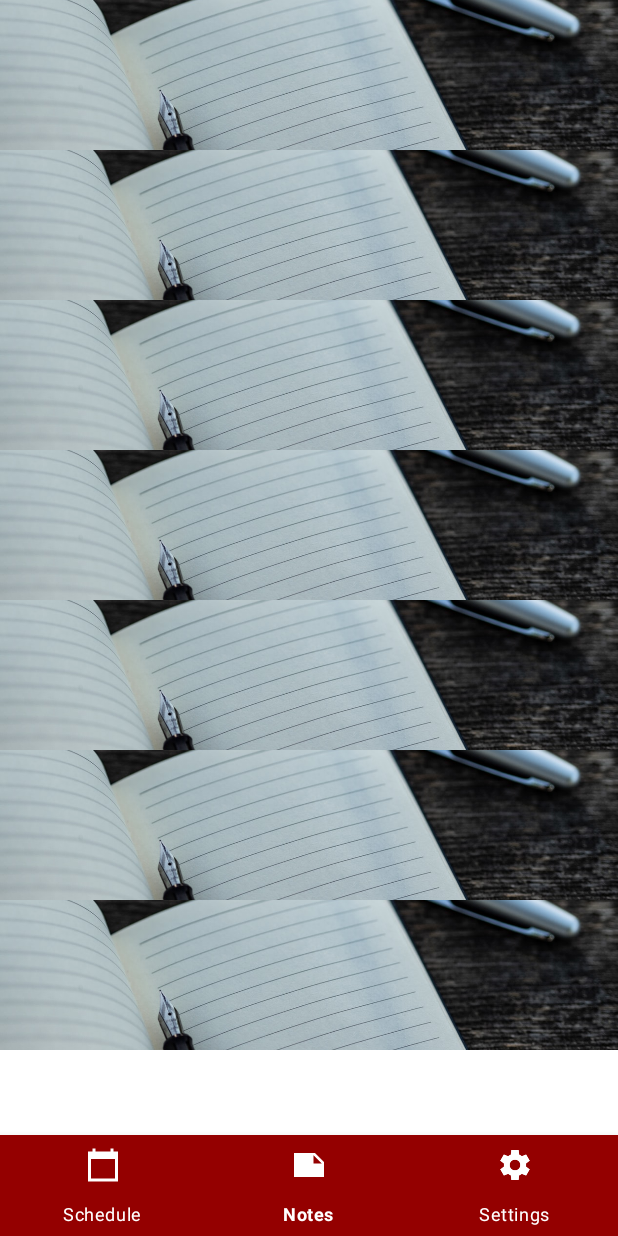
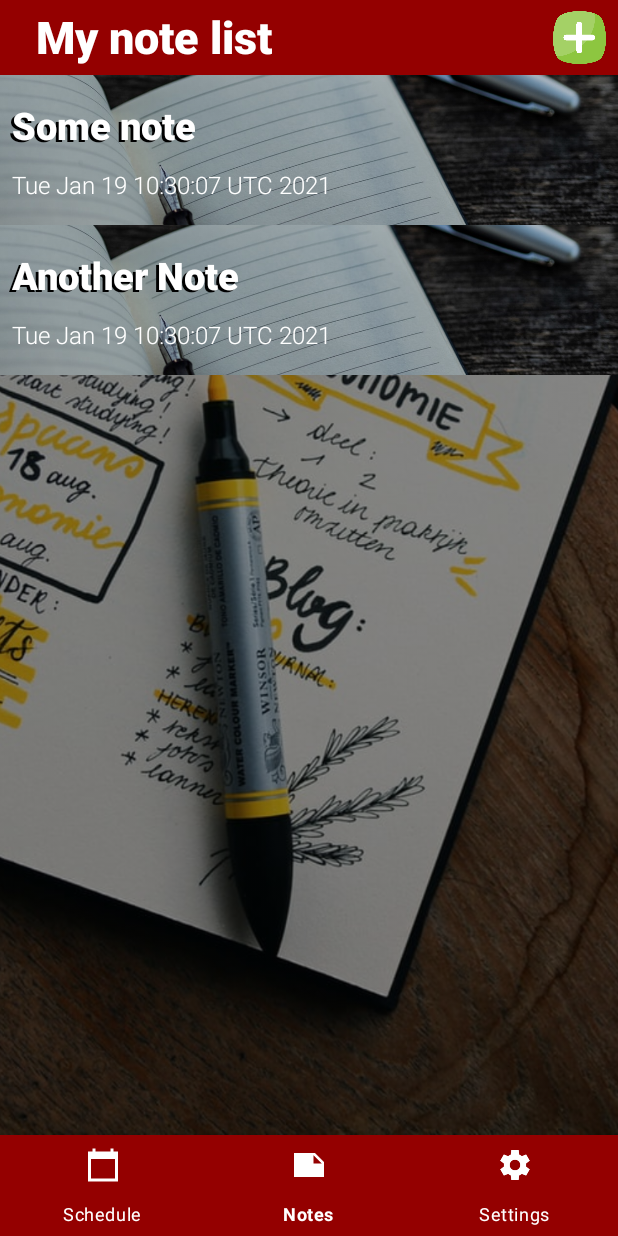
Before and after one commit to prooheckcp/Hackathon, an Android app: the screen it shows after launch (HomePage), item 2 of the bottom bar chosen, on a phone screen of 412 x 824 dp. Run offline under Robolectric (Android 15) with nearby library versions, the phone set to English and light mode, and no system bars.

Commit message:
Ended notes recycler view

```diff
--- a/app/src/main/java/com/example/hackathon/Activities/HomePage.kt
+++ b/app/src/main/java/com/example/hackathon/Activities/HomePage.kt
@@ -1,19 +1,47 @@
 package com.example.hackathon.Activities
 
+import android.graphics.Color
 import androidx.appcompat.app.AppCompatActivity
 import android.os.Bundle
+import android.widget.EditText
 import androidx.fragment.app.Fragment
 import com.example.hackathon.Fragments.HomeScreen
 import com.example.hackathon.Fragments.Notes
 import com.example.hackathon.Fragments.Settings
+import com.example.hackathon.Fragments.dummy.DummyContent
 import com.example.hackathon.R
 import com.google.android.material.bottomnavigation.BottomNavigationView
+import com.google.android.material.dialog.MaterialAlertDialogBuilder
 import kotlinx.android.synthetic.main.activity_home_page.*
 
 class HomePage : AppCompatActivity() {
+
+    lateinit var newNoteBox : MaterialAlertDialogBuilder
+
     override fun onCreate(savedInstanceState: Bundle?) {
         super.onCreate(savedInstanceState)
         setContentView(R.layout.activity_home_page)
+
+        val input = EditText(this)
+        input.hint = "Insert note name"
+        input.setTextColor(Color.BLACK);
+        input.textSize = 16f
+
+        //Create the dialog box for the note||
+            newNoteBox = MaterialAlertDialogBuilder(this)
+            newNoteBox.setTitle("New note")
+            newNoteBox.setView(input)
+            newNoteBox.setMessage("Do you wish to create a new node?")
+            newNoteBox.setPositiveButton("Create"){dialog, which ->
+                if(input.text.isNotEmpty()){
+                    DummyContent.ITEMS.add(DummyContent.NoteItem(DummyContent.ITEMS.count() + 1,input.text.toString(), null))
+                }else{
+                    notification("Note name cannot be empty")
+                }
+            }
+            newNoteBox.setNegativeButton("Cancel"){_,_->}
+        //__________________________________||
+
 
         //Start in this notes
         fragmentManager(HomeScreen())
@@ -67,6 +95,16 @@ class HomePage : AppCompatActivity() {
         }
     }
 
+    fun createNewNote(){
+        newNoteBox.show()
+    }
 
+    //Handle box notifications
+    fun notification(message : String){
+        MaterialAlertDialogBuilder(this)
+            .setTitle(message)
+            .setItems(arrayOf("ok")){_,_->}
+            .show()
+    }
 
 }
--- a/app/src/main/java/com/example/hackathon/Adapters/MyItemRecyclerViewAdapter.kt
+++ /dev/null
@@ -1,42 +0,0 @@
-package com.example.hackathon.Adapters
-
-import androidx.recyclerview.widget.RecyclerView
-import android.view.LayoutInflater
-import android.view.View
-import android.view.ViewGroup
-import android.widget.TextView
-import com.example.hackathon.R
-
-import com.example.hackathon.Fragments.dummy.DummyContent.DummyItem
-
-/**
- * [RecyclerView.Adapter] that can display a [DummyItem].
- * TODO: Replace the implementation with code for your data type.
- */
-class MyItemRecyclerViewAdapter(
-    private val values: List<DummyItem>
-) : RecyclerView.Adapter<MyItemRecyclerViewAdapter.ViewHolder>() {
-
-    override fun onCreateViewHolder(parent: ViewGroup, viewType: Int): ViewHolder {
-        val view = LayoutInflater.from(parent.context)
-            .inflate(R.layout.fragment_notes, parent, false)
-        return ViewHolder(view)
-    }
-
-    override fun onBindViewHolder(holder: ViewHolder, position: Int) {
-        val item = values[position]
-        holder.idView.text = item.id
-        holder.contentView.text = item.content
-    }
-
-    override fun getItemCount(): Int = values.size
-
-    inner class ViewHolder(view: View) : RecyclerView.ViewHolder(view) {
-        val idView: TextView = view.findViewById(R.id.item_number)
-        val contentView: TextView = view.findViewById(R.id.content)
-
-        override fun toString(): String {
-            return super.toString() + " '" + contentView.text + "'"
-        }
-    }
-}
--- /dev/null
+++ b/app/src/main/java/com/example/hackathon/Adapters/NotesRecyclerAdapter.kt
@@ -0,0 +1,38 @@
+package com.example.hackathon.Adapters
+
+import androidx.recyclerview.widget.RecyclerView
+import android.view.LayoutInflater
+import android.view.View
+import android.view.ViewGroup
+import android.widget.TextView
+import com.example.hackathon.R
+
+import com.example.hackathon.Fragments.dummy.DummyContent.NoteItem
+
+
+class NotesRecyclerAdapter(private val values: List<NoteItem>) : RecyclerView.Adapter<NotesRecyclerAdapter.ViewHolder>() {
+
+    override fun onCreateViewHolder(parent: ViewGroup, viewType: Int): ViewHolder {
+        val view = LayoutInflater.from(parent.context).inflate(R.layout.fragment_notes, parent, false)
+        return ViewHolder(view)
+    }
+
+    override fun onBindViewHolder(holder: ViewHolder, position: Int) {
+        val item = values[position]
+        holder.nameView.text = item.name
+        holder.nameView2.text = item.name
+        holder.dateView.text = item.currentTime.toString()
+    }
+
+    override fun getItemCount(): Int = values.size
+
+    inner class ViewHolder(view: View) : RecyclerView.ViewHolder(view) {
+        val nameView: TextView = view.findViewById(R.id.item_name)
+        val nameView2: TextView = view.findViewById(R.id.item_name2)
+        val dateView: TextView = view.findViewById(R.id.item_date)
+
+        override fun toString(): String {
+            return super.toString() + " '" + dateView.text + "'"
+        }
+    }
+}
--- a/app/src/main/java/com/example/hackathon/Fragments/Notes.kt
+++ b/app/src/main/java/com/example/hackathon/Fragments/Notes.kt
@@ -1,63 +1,51 @@
 package com.example.hackathon.Fragments
 
 import android.os.Bundle
-import androidx.fragment.app.Fragment
-import androidx.recyclerview.widget.GridLayoutManager
-import androidx.recyclerview.widget.LinearLayoutManager
-import androidx.recyclerview.widget.RecyclerView
 import android.view.LayoutInflater
 import android.view.View
 import android.view.ViewGroup
-import com.example.hackathon.Adapters.MyItemRecyclerViewAdapter
+import androidx.fragment.app.Fragment
+import androidx.recyclerview.widget.LinearLayoutManager
+import com.example.hackathon.Activities.HomePage
+import com.example.hackathon.Adapters.NotesRecyclerAdapter
+import com.example.hackathon.Fragments.dummy.DummyContent
 import com.example.hackathon.R
-import com.example.hackathon.Fragments.dummy.DummyContent
+import kotlinx.android.synthetic.main.fragment_notes_list.*
 
 /**
  * A fragment representing a list of Items.
  */
-class Notes : Fragment() {
+class Notes: Fragment(R.layout.fragment_home_screen) {
 
-    private var columnCount = 1
-
-    override fun onCreate(savedInstanceState: Bundle?) {
-        super.onCreate(savedInstanceState)
-
-        arguments?.let {
-            columnCount = it.getInt(ARG_COLUMN_COUNT)
-        }
-    }
+    lateinit var adapter: NotesRecyclerAdapter
 
     override fun onCreateView(
         inflater: LayoutInflater, container: ViewGroup?,
         savedInstanceState: Bundle?
-    ): View? {
-        val view = inflater.inflate(R.layout.fragment_notes_list, container, false)
-
-        // Set the adapter
-        if (view is RecyclerView) {
-            with(view) {
-                layoutManager = when {
-                    columnCount <= 1 -> LinearLayoutManager(context)
-                    else -> GridLayoutManager(context, columnCount)
-                }
-                adapter = MyItemRecyclerViewAdapter(DummyContent.ITEMS)
-            }
-        }
-        return view
+    ): View?
+    {
+        // Inflate the layout for this fragment
+        return inflater.inflate(R.layout.fragment_notes_list, container, false)
     }
 
-    companion object {
+    override fun onViewCreated(view: View, savedInstanceState: Bundle?) {
+        super.onViewCreated(view, savedInstanceState)
 
-        // TODO: Customize parameter argument names
-        const val ARG_COLUMN_COUNT = "column-count"
+        //Inflate on the adapter||
 
-        // TODO: Customize parameter initialization
-        @JvmStatic
-        fun newInstance(columnCount: Int) =
-            Notes().apply {
-                arguments = Bundle().apply {
-                    putInt(ARG_COLUMN_COUNT, columnCount)
-                }
-            }
+            adapter = NotesRecyclerAdapter(DummyContent.ITEMS)
+            notesList.adapter = adapter
+            val layoutManager = LinearLayoutManager(HomePage())
+            notesList.layoutManager = layoutManager
+        //______________________||
+
+        //Someone clicked on the create a new button
+        noteCreateButton.setOnClickListener {
+            (activity as HomePage).createNewNote()
+        }
+
     }
+
+
+
 }
--- a/app/src/main/java/com/example/hackathon/Fragments/dummy/DummyContent.kt
+++ b/app/src/main/java/com/example/hackathon/Fragments/dummy/DummyContent.kt
@@ -1,35 +1,19 @@
 package com.example.hackathon.Fragments.dummy
 
-import java.util.ArrayList
-import java.util.HashMap
+import android.graphics.Bitmap
+import java.util.*
 
-/**
- * Helper class for providing sample content for user interfaces created by
- * Android template wizards.
- *
- * TODO: Replace all uses of this class before publishing your app.
- */
 object DummyContent {
 
-    /**
-     * An array of sample (dummy) items.
-     */
-    val ITEMS: MutableList<DummyItem> = arrayListOf(
-        DummyItem("a", "uwu", "yes"),
-        DummyItem("b", "owo", "no"),
-        DummyItem("c", "zfz", "yes"),
-        DummyItem("d", "pop", "no"),
-        DummyItem("e", "juj", "yes"),
-        DummyItem("e", "juj", "yes"),
-        DummyItem("e", "juj", "yes")
+    //Class that holds the information for each note
+    data class NoteItem(var id : Int,var name: String, var hashMap: Bitmap?){
+        var currentTime: Date = Calendar.getInstance().time
+    }
+    val ITEMS: MutableList<NoteItem> = arrayListOf(
+        NoteItem(1,"Some note", null),
+        NoteItem(2,"Another Note", null)
     )
 
 
 
-    /**
-     * A dummy item representing a piece of content.
-     */
-    data class DummyItem(val id: String, val content: String, val details: String) {
-        override fun toString(): String = content
-    }
 }
--- a/app/src/main/res/layout/fragment_home_screen.xml
+++ b/app/src/main/res/layout/fragment_home_screen.xml
@@ -7,7 +7,7 @@
     android:background="@color/white">
 
     <TextView
-        android:id="@+id/textView2"
+        android:id="@+id/windowTitle"
         android:layout_width="wrap_content"
         android:layout_height="wrap_content"
         android:text="HomeScreen"
--- a/app/src/main/res/layout/fragment_notes.xml
+++ b/app/src/main/res/layout/fragment_notes.xml
@@ -1,5 +1,5 @@
 <?xml version="1.0" encoding="utf-8"?>
-<LinearLayout xmlns:android="http://schemas.android.com/apk/res/android"
+<androidx.constraintlayout.widget.ConstraintLayout xmlns:android="http://schemas.android.com/apk/res/android"
     xmlns:app="http://schemas.android.com/apk/res-auto"
     xmlns:tools="http://schemas.android.com/tools"
     android:layout_width="match_parent"
@@ -7,27 +7,68 @@
     android:orientation="horizontal">
 
     <ImageView
+        android:id="@+id/Notebackground"
         android:layout_width="match_parent"
+
         android:layout_height="match_parent"
-
         android:scaleType="centerCrop"
+        android:tint="#33000000"
         app:srcCompat="@drawable/notebook"
-        tools:ignore="VectorDrawableCompat"
-        />
+        tools:ignore="VectorDrawableCompat" />
 
     <TextView
-        android:id="@+id/item_number"
+        android:id="@+id/item_name2"
         android:layout_width="wrap_content"
         android:layout_height="wrap_content"
-        android:text="text"
-        android:textAppearance="?attr/textAppearanceListItem" />
+        android:layout_marginStart="6dp"
+        android:layout_marginLeft="6dp"
+        android:layout_marginTop="17dp"
+        android:fontFamily="sans-serif-black"
+        android:text="This is some note"
+        android:textAppearance="?attr/textAppearanceListItem"
+        android:textColor="#000000"
+        android:textColorHighlight="#000000"
+        android:textSize="25dp"
+        app:layout_constraintEnd_toEndOf="parent"
+        app:layout_constraintHorizontal_bias="0.0"
+        app:layout_constraintStart_toStartOf="parent"
+        app:layout_constraintTop_toTopOf="parent" />
 
     <TextView
-        android:id="@+id/content"
-        android:layout_width="147dp"
+        android:id="@+id/item_name"
+        android:layout_width="wrap_content"
         android:layout_height="wrap_content"
-        android:text="text"
-        android:textAppearance="?attr/textAppearanceListItem" />
+        android:layout_marginStart="8dp"
+        android:layout_marginLeft="8dp"
+        android:layout_marginTop="16dp"
+        android:fontFamily="sans-serif-black"
+        android:text="This is some note"
+        android:textAppearance="?attr/textAppearanceListItem"
+        android:textColor="#FFFFFF"
+        android:textColorHighlight="#000000"
+        android:textSize="25dp"
+        app:layout_constraintEnd_toEndOf="parent"
+        app:layout_constraintHorizontal_bias="0.0"
+        app:layout_constraintStart_toStartOf="parent"
+        app:layout_constraintTop_toTopOf="parent" />
 
 
-</LinearLayout>
+    <TextView
+        android:id="@+id/item_date"
+        android:layout_width="300dp"
+        android:layout_height="wrap_content"
+        android:layout_marginStart="8dp"
+        android:layout_marginLeft="8dp"
+        android:fontFamily="sans-serif-light"
+        android:text="text"
+        android:textAppearance="?attr/textAppearanceListItem"
+        android:textColor="#FFFFFF"
+        app:layout_constraintBottom_toBottomOf="parent"
+        app:layout_constraintEnd_toEndOf="parent"
+        app:layout_constraintHorizontal_bias="0.0"
+        app:layout_constraintStart_toStartOf="parent"
+        app:layout_constraintTop_toTopOf="parent"
+        app:layout_constraintVertical_bias="0.794" />
+
+
+</androidx.constraintlayout.widget.ConstraintLayout>
--- a/app/src/main/res/layout/fragment_notes_list.xml
+++ b/app/src/main/res/layout/fragment_notes_list.xml
@@ -1,15 +1,80 @@
 <?xml version="1.0" encoding="utf-8"?>
-<androidx.recyclerview.widget.RecyclerView xmlns:android="http://schemas.android.com/apk/res/android"
+
+
+<androidx.constraintlayout.widget.ConstraintLayout xmlns:android="http://schemas.android.com/apk/res/android"
     xmlns:app="http://schemas.android.com/apk/res-auto"
     xmlns:tools="http://schemas.android.com/tools"
-    android:id="@+id/list"
-    android:name="com.example.hackathon.Fragments.Notes"
     android:layout_width="match_parent"
     android:layout_height="match_parent"
-    android:layout_marginStart="0dp"
-    android:layout_marginLeft="0dp"
-    android:layout_marginEnd="0dp"
-    android:layout_marginRight="0dp"
-    app:layoutManager="LinearLayoutManager"
-    tools:context=".Fragments.Notes"
-    tools:listitem="@layout/fragment_notes" />
+    android:background="@color/white">
+
+    <!--Background-->
+    <ImageView
+        android:id="@+id/imageView3"
+        android:layout_width="0dp"
+        android:layout_height="0dp"
+        android:scaleType="centerCrop"
+        android:src="@drawable/notebook_marks"
+        android:tint="#66000000"
+        app:layout_constraintBottom_toBottomOf="parent"
+        app:layout_constraintEnd_toEndOf="parent"
+        app:layout_constraintStart_toStartOf="parent"
+        app:layout_constraintTop_toTopOf="parent" />
+
+    <!--Topbar-->
+    <ImageView
+        android:id="@+id/topbarElement"
+        android:layout_width="0dp"
+        android:layout_height="50dp"
+        android:src="@android:drawable/screen_background_light"
+        android:tint="@color/red"
+        app:layout_constraintEnd_toEndOf="parent"
+        app:layout_constraintStart_toStartOf="parent"
+        app:layout_constraintTop_toTopOf="parent" />
+
+    <!--Title-->
+
+
+    <!--Notes viewer-->
+    <TextView
+        android:id="@+id/windowTitle"
+        android:layout_width="0dp"
+        android:layout_height="wrap_content"
+        android:layout_marginStart="24dp"
+        android:layout_marginLeft="24dp"
+        android:layout_marginTop="4dp"
+        android:fontFamily="sans-serif-black"
+        android:gravity="center_vertical"
+        android:text="My note list"
+        android:textColor="#FFFFFF"
+        android:textSize="30dp"
+        app:layout_constraintStart_toStartOf="parent"
+        app:layout_constraintTop_toTopOf="parent" />
+
+    <androidx.recyclerview.widget.RecyclerView
+        android:id="@+id/notesList"
+        android:name="com.example.hackathon.Fragments.Notes"
+        android:layout_width="0dp"
+
+        android:layout_height="0dp"
+        app:layout_constraintBottom_toBottomOf="parent"
+        app:layout_constraintEnd_toEndOf="parent"
+        app:layout_constraintStart_toStartOf="parent"
+        app:layout_constraintTop_toBottomOf="@+id/topbarElement"
+        tools:context=".Fragments.Notes"
+        tools:itemCount="2"
+        tools:listitem="@layout/fragment_notes" />
+
+    <ImageView
+        android:id="@+id/noteCreateButton"
+        android:layout_width="35dp"
+        android:layout_height="35dp"
+        android:layout_marginEnd="8dp"
+        android:layout_marginRight="8dp"
+        android:src="@drawable/plus_box"
+        app:layout_constraintBottom_toBottomOf="@+id/topbarElement"
+        app:layout_constraintEnd_toEndOf="parent"
+        app:layout_constraintTop_toTopOf="parent" />
+
+
+</androidx.constraintlayout.widget.ConstraintLayout>
--- a/app/src/main/res/layout/fragment_settings.xml
+++ b/app/src/main/res/layout/fragment_settings.xml
@@ -7,7 +7,7 @@
     android:background="@color/white">
 
     <TextView
-        android:id="@+id/textView2"
+        android:id="@+id/windowTitle"
         android:layout_width="wrap_content"
         android:layout_height="wrap_content"
         android:text="Settings"
--- a/app/src/main/res/values/themes.xml
+++ b/app/src/main/res/values/themes.xml
@@ -2,8 +2,8 @@
     <!-- Base application theme. -->
     <style name="Theme.Hackathon" parent="Theme.MaterialComponents.DayNight.NoActionBar">
         <!-- Primary brand color. -->
-        <item name="colorPrimary">@color/purple_500</item>
-        <item name="colorPrimaryVariant">@color/purple_700</item>
+        <item name="colorPrimary">@color/red</item>
+        <item name="colorPrimaryVariant">@color/red</item>
         <item name="colorOnPrimary">@color/white</item>
         <!-- Secondary brand color. -->
         <item name="colorSecondary">@color/teal_200</item>
```
Also changed, not shown: app/src/main/res/drawable-v24/notebook_marks.png (added), app/src/main/res/drawable-v24/plus_box.png (added), app/src/main/res/drawable-v24/plus_icon.png (added).
